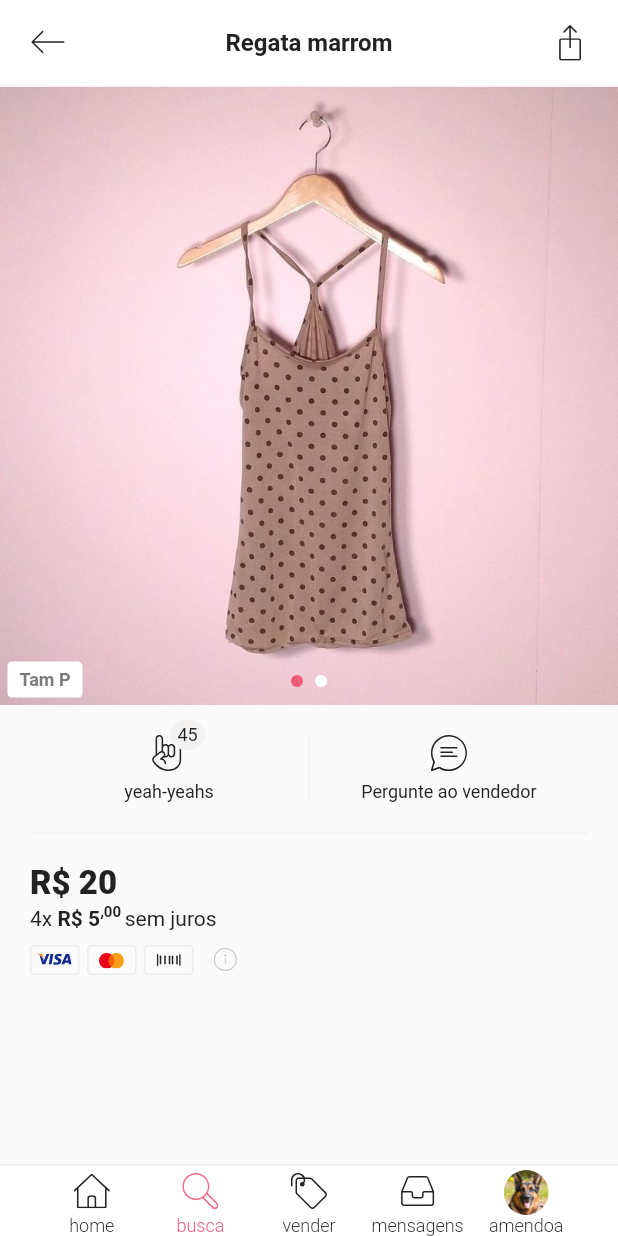
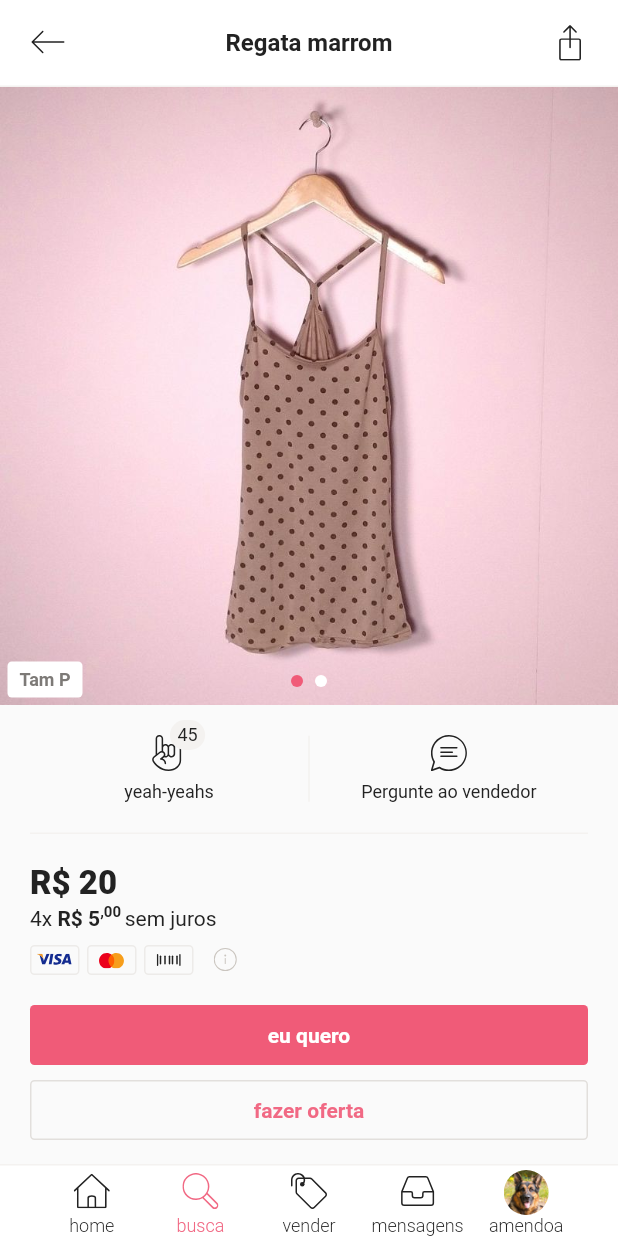
Before and after one commit to amendoa/enjoei_product_flutter_speedcode, a Flutter app: the screen it shows after launch, on a phone screen of 412 x 824 dp. Run offline on Flutter 3.47's test engine with Material 2 defaults, Android fonts, the phone set to English and light mode, and no system bars; our stand-ins replace flutter_svg; Roboto replaces fonts that are missing (Proxima Nova).

Commit message:
feat: create buttons section

```diff
--- a/lib/main.dart
+++ b/lib/main.dart
@@ -639,6 +639,71 @@ class PaymentInfo extends StatelessWidget {
   }
 }
 
+class ActionButtons extends StatelessWidget {
+  const ActionButtons({
+    Key key,
+  }) : super(key: key);
+
+  @override
+  Widget build(BuildContext context) {
+    return Column(
+      children: <Widget>[
+        SizedBox(
+          height: 10,
+        ),
+        SizedBox(
+          height: 40,
+          width: double.infinity,
+          child: FlatButton(
+            onPressed: () {},
+            shape: RoundedRectangleBorder(
+              borderRadius: BorderRadius.circular(3),
+            ),
+            color: EnjoeiColors.primary200,
+            highlightColor: EnjoeiColors.primary100,
+            splashColor: Colors.transparent,
+            child: Text(
+              'eu quero',
+              style: TextStyle(
+                fontSize: 14,
+                fontWeight: FontWeight.w600,
+                color: EnjoeiColors.white,
+              ),
+            ),
+          ),
+        ),
+        SizedBox(height: 10),
+        SizedBox(
+          height: 40,
+          width: double.infinity,
+          child: OutlineButton(
+            onPressed: () {},
+            shape: RoundedRectangleBorder(
+              borderRadius: BorderRadius.circular(3),
+            ),
+            borderSide: BorderSide(
+              width: 1,
+              color: EnjoeiColors.gray400,
+            ),
+            color: EnjoeiColors.primary200,
+            highlightColor: EnjoeiColors.gray200,
+            highlightedBorderColor: EnjoeiColors.gray400,
+            splashColor: Colors.transparent,
+            child: Text(
+              'fazer oferta',
+              style: TextStyle(
+                fontSize: 14,
+                fontWeight: FontWeight.w600,
+                color: EnjoeiColors.primary100,
+              ),
+            ),
+          ),
+        )
+      ],
+    );
+  }
+}
+
 class ProductPage extends StatelessWidget {
   @override
   Widget build(BuildContext context) {
@@ -662,7 +727,8 @@ class ProductPage extends StatelessWidget {
                     children: <Widget>[
                       ProductActions(),
                       PriceInfo(),
-                      PaymentInfo()
+                      PaymentInfo(),
+                      ActionButtons(),
                     ],
                   ),
                 ),
```
